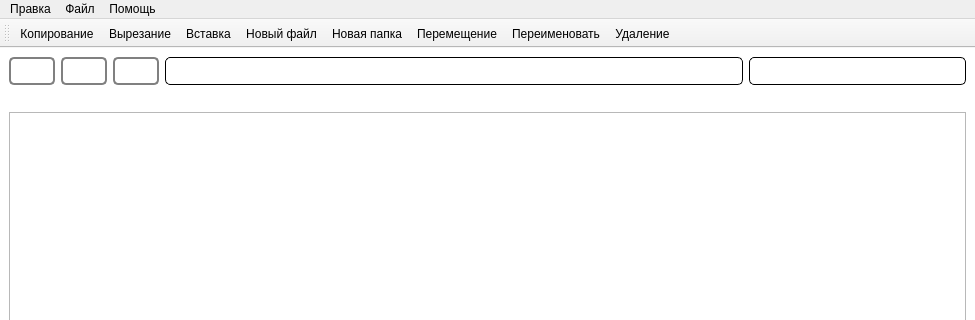
The window that mainwindow.ui (Filimon4/python_file_manager) describes before a commit, drawn with Qt 5; both pictures show x 0 to 975 and y 0 to 320 of the 975 by 571 pixel window.
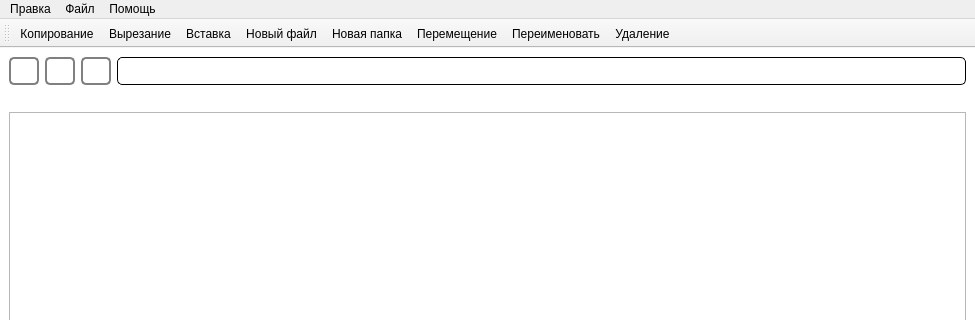
The same window after the commit. Icons and pictures are not drawn.

Patch:
```diff
--- a/mainwindow.ui
+++ b/mainwindow.ui
@@ -64,7 +64,7 @@
    </property>
    <layout class="QGridLayout" name="gridLayout">
     <item row="0" column="0">
-     <layout class="QHBoxLayout" name="horizontalLayout_2" stretch="1,1,1,8,3">
+     <layout class="QHBoxLayout" name="horizontalLayout_2" stretch="1,1,1,8">
       <item>
        <widget class="QPushButton" name="undo_btn">
         <property name="sizePolicy">
@@ -73,6 +73,12 @@
           <verstretch>0</verstretch>
          </sizepolicy>
         </property>
+        <property name="maximumSize">
+         <size>
+          <width>30</width>
+          <height>30</height>
+         </size>
+        </property>
         <property name="text">
          <string/>
         </property>
@@ -99,6 +105,12 @@
           <verstretch>0</verstretch>
          </sizepolicy>
         </property>
+        <property name="maximumSize">
+         <size>
+          <width>30</width>
+          <height>30</height>
+         </size>
+        </property>
         <property name="text">
          <string/>
         </property>
@@ -122,6 +134,12 @@
           <verstretch>0</verstretch>
          </sizepolicy>
         </property>
+        <property name="maximumSize">
+         <size>
+          <width>30</width>
+          <height>30</height>
+         </size>
+        </property>
         <property name="icon">
          <iconset resource="icons.qrc">
           <normaloff>:/imgs_file_manager/level-up.png</normaloff>:/imgs_file_manager/level-up.png</iconset>
@@ -154,21 +172,6 @@
         </property>
        </widget>
       </item>
-      <item>
-       <widget class="QLineEdit" name="find">
-        <property name="sizePolicy">
-         <sizepolicy hsizetype="Preferred" vsizetype="Preferred">
-          <horstretch>0</horstretch>
-          <verstretch>0</verstretch>
-         </sizepolicy>
-        </property>
-        <property name="styleSheet">
-         <string notr="true">border: 1px solid black;
-border-radius: 5px;
-</string>
-        </property>
-       </widget>
-      </item>
      </layout>
     </item>
     <item row="1" column="0">
```
